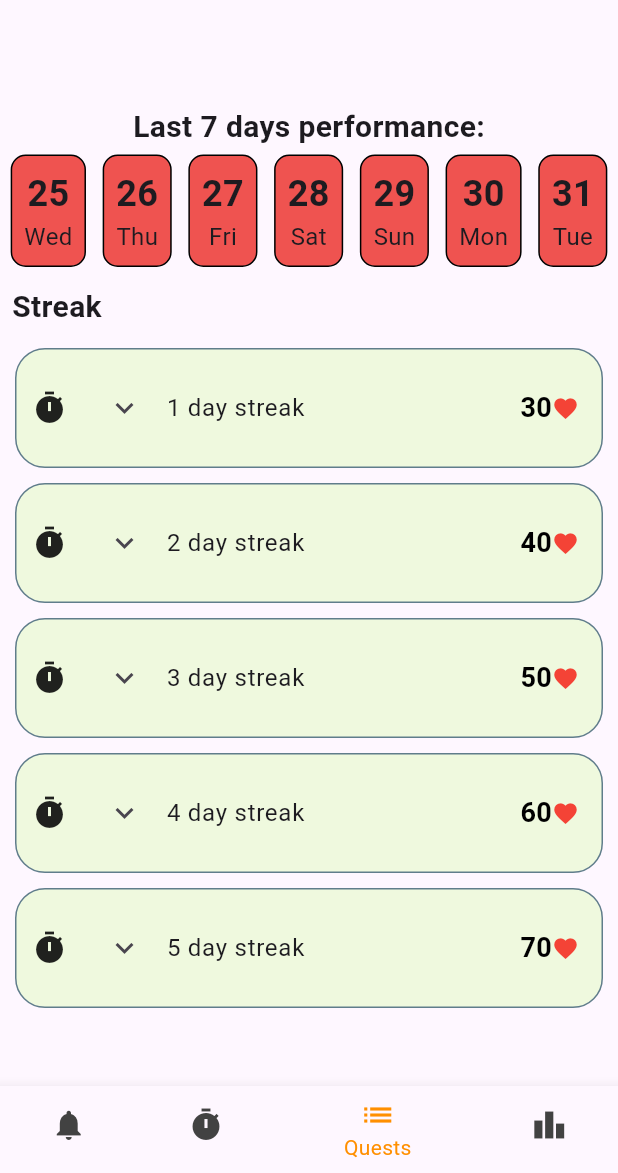
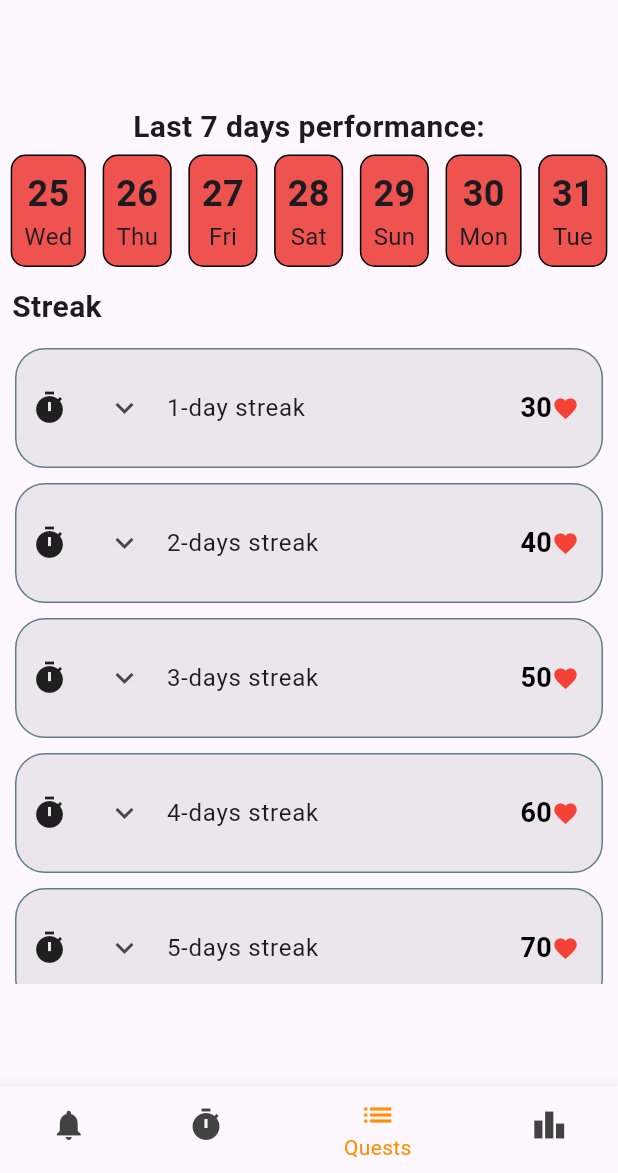
Before and after one commit to pedrotemtem/lifepulse, a Flutter app: the MyHomePage screen opened directly, swiped to page 3, on a phone screen of 412 x 824 dp, the part 63-1236 px from its top. Run offline on Flutter 3.47's test engine with Material 3 defaults, Android fonts, the phone set to English and light mode, and no system bars; our stand-ins replace awesome_notifications, circular_countdown_timer, shared_preferences; missing offline and left inert: flutter_analog_clock, shared_preferences_android; accounts and stored records are empty; statements that could not run were skipped.

Commit message:
quests 60% working

```diff
--- a/lib/homepage.dart
+++ b/lib/homepage.dart
@@ -28,8 +28,8 @@
     {'id': 6, 'name': 'Sofia', 'score': 130},
     {'id': 7, 'name': 'Miguel', 'score': 120},
     {'id': 8, 'name': 'Inês', 'score': 110},
-    {'id': 9, 'name': 'User', 'score': 100},
-    {'id': 10, 'name': 'Carla', 'score': 90},
+    {'id': 9, 'name': 'Carla', 'score': 90},
+    {'id': 10, 'name': 'User', 'score': 0},
   ];
 
   @override
@@ -42,7 +42,7 @@
   void _loadUserScore() async {
     final prefs = await SharedPreferences.getInstance();
     setState(() {
-      leaderboardData[8]['score'] = prefs.getInt('userScore') ?? 100;
+      leaderboardData[9]['score'] = prefs.getInt('userScore') ?? 0;
     });
   }
 
@@ -82,13 +82,13 @@
     TrainingSelection(pageController: pageController),
     const Quests(),
     Leaderboard(
-        currentUserId: 9,
+        currentUserId: 10,
         leaderboardData: leaderboardData,
         updateUserScore: updateUserScore
     ),
     Timer(
       onTrainingComplete: (int points) {
-        updateUserScore(9, points);
+        updateUserScore(10, points);
       },
       onWorkoutComplete: addWorkoutDate,
     ),
--- a/lib/states/quests.dart
+++ b/lib/states/quests.dart
@@ -18,6 +18,7 @@
   void initState() {
     super.initState();
     _loadWorkoutDates();
+    _loadCompletedQuests();
   }
 
   void _loadWorkoutDates() async {
@@ -27,6 +28,7 @@
       _calculateStreak();
     });
   }
+
 
   List<DateTime> _getLast7Days() {
     DateTime now = DateTime.now();
@@ -43,11 +45,13 @@
   }
 
   void _calculateStreak() {
-    List<DateTime> last7Days = _getLast7Days();
+    List<DateTime> last7Days = _getLast7Days().reversed.toList();
     int streak = 0;
     for (DateTime date in last7Days) {
       if (_workedOutOn(date)) {
         streak++;
+      } else {
+        break;
       }
     }
     print('Calculated streak: $streak');
@@ -101,7 +105,7 @@
               }).toList(),
             ),
             SizedBox(
-              height: MediaQuery.of(context).size.height - 200, // Adjust the height as needed
+              height: MediaQuery.of(context).size.height - 350,
               child: ExpansionTileExample(streakCountDays: streakCountDays),
             ),
           ],
@@ -125,11 +129,25 @@
 
 class _ExpansionTileExampleState extends State<ExpansionTileExample> {
   final List<Map<String, dynamic>> _quests = [
-    {'title': '1 day streak', 'description': 'Complete the 30-minute timer 1 day', 'icon': Icons.timer, 'group': 'Streak', 'hearts': 30, 'completed': false},
-    {'title': '2 day streak', 'description': 'Complete the 30-minute timer 2 days in a row!', 'icon': Icons.timer, 'group': 'Streak', 'hearts': 40, 'completed': false},
-    {'title': '3 day streak', 'description': 'Complete the 30-minute timer 3 days in a row!', 'icon': Icons.timer, 'group': 'Streak', 'hearts': 50, 'completed': false},
-    {'title': '4 day streak', 'description': 'Complete the 30-minute timer 4 days in a row!', 'icon': Icons.timer, 'group': 'Streak', 'hearts': 60, 'completed': false},
-    {'title': '5 day streak', 'description': 'Complete the 30-minute timer 5 days in a row!', 'icon': Icons.timer, 'group': 'Streak', 'hearts': 70, 'completed': false},
+    // Streak group - increasing streak goals
+    {'title': '1-day streak', 'description': 'Complete the 30-minute timer 1 day!', 'icon': Icons.timer, 'group': 'Streak', 'hearts': 30},
+    {'title': '2-days streak', 'description': 'Complete the 30-minute timer 2 days in a row!', 'icon': Icons.timer, 'group': 'Streak', 'hearts': 40},
+    {'title': '3-days streak', 'description': 'Complete the 30-minute timer 3 days in a row!', 'icon': Icons.timer, 'group': 'Streak', 'hearts': 50},
+    {'title': '4-days streak', 'description': 'Complete the 30-minute timer 4 days in a row!', 'icon': Icons.timer, 'group': 'Streak', 'hearts': 60},
+    {'title': '5-days streak', 'description': 'Complete the 30-minute timer 5 days in a row!', 'icon': Icons.timer, 'group': 'Streak', 'hearts': 70},
+
+    // Friends group - increasing friends goals
+    {'title': '1 Friend', 'description': 'Add your first friend to the app!', 'icon': Icons.group, 'group': 'Friends', 'hearts': 10},
+    {'title': '4 Friends', 'description': 'Add 4 friends to the app!', 'icon': Icons.group, 'group': 'Friends', 'hearts': 20},
+    {'title': '10 Friends', 'description': 'Add 10 friends to the app!', 'icon': Icons.group, 'group': 'Friends', 'hearts': 30},
+    {'title': '15 Friends', 'description': 'Add 15 friends to the app!', 'icon': Icons.group, 'group': 'Friends', 'hearts': 40},
+    {'title': '20 Friends', 'description': 'Add 20 friends to the app!', 'icon': Icons.group, 'group': 'Friends', 'hearts': 50},
+
+    // Health group - New health-related quests
+    {'title': 'Hydration Goal', 'description': 'Drink 8 glasses of water every day for a week!', 'icon': Icons.local_drink, 'group': 'Health', 'hearts': 20},
+    {'title': 'Outdoor Exercise', 'description': 'Exercise outdoors for at least 30 minutes every day for a week.', 'icon': Icons.directions_run, 'group': 'Health', 'hearts': 25},
+    {'title': 'Mindfulness Meditation', 'description': 'Practice mindfulness meditation for 15 minutes every day for a week.', 'icon': Icons.spa, 'group': 'Health', 'hearts': 30},
+    {'title': 'Sleep Goal', 'description': 'Sleep at least 7 hours every night for a week.', 'icon': Icons.bedtime, 'group': 'Health', 'hearts': 35},
   ];
 
   final Map<String, Color> _groupColors = {
@@ -138,26 +156,98 @@
     'Health': Colors.orange,
   };
 
+  int friendsCount = 9;
+
   @override
   void initState() {
     super.initState();
-    _loadQuestCompletion();
+    _validateQuests();
   }
 
-  void _loadQuestCompletion() async {
-    final prefs = await SharedPreferences.getInstance();
+  void _validateQuests() {
+    for (var quest in _quests) {
+      assert(quest['title'] != null, 'Quest is missing title');
+      assert(quest['group'] != null, 'Quest is missing group');
+      assert(quest['hearts'] is int, 'Quest hearts should be an integer');
+      quest['completed'] ??= false; // Ensure the completed key exists
+    }
+  }
+
+  bool _isQuestAutomaticallyCompleted(Map<String, dynamic> quest) {
+    try {
+      if (quest['group'] == 'Streak') {
+        int streakDays = int.parse(quest['title']!.split('-')[0].split(' ')[0]);
+        return widget.streakCountDays >= streakDays;
+      } else if (quest['group'] == 'Friends') {
+        int friendsRequired = int.parse(quest['title']!.split(' ')[0]);
+        return friendsCount >= friendsRequired;
+      }
+    } catch (e) {
+      debugPrint('Error in _isQuestAutomaticallyCompleted: $e');
+    }
+    return false;
+  }
+
+  void _markAsDone(Map<String, dynamic> quest) {
     setState(() {
-      for (var quest in _quests) {
-        quest['completed'] = prefs.getBool(quest['title']) ?? false;
-        if (quest['group'] == 'Streak') {
-          int streakDays = int.parse(quest['title']!.split(' ')[0]);
-          if (widget.streakCountDays >= streakDays) {
-            quest['completed'] = true;
-            prefs.setBool(quest['title'], true);
-          }
-        }
-      }
+      quest['completed'] = true;
     });
+  }
+
+  void _undoMarkAsDone(Map<String, dynamic> quest) {
+    setState(() {
+      quest['completed'] = false;
+    });
+  }
+
+  void _handleDoneButton(BuildContext context, Map<String, dynamic> quest) {
+    if (_isQuestAutomaticallyCompleted(quest)) {
+      // Show a dialog informing the user
+      showDialog(
+        context: context,
+        builder: (context) => AlertDialog(
+          title: const Text("Quest Automatically Tracked"),
+          content: const Text("This quest is automatically tracked and cannot be marked manually."),
+          actions: [
+            TextButton(
+              onPressed: () => Navigator.of(context).pop(),
+              child: const Text("OK"),
+            ),
+          ],
+        ),
+      );
+    } else {
+      // Show confirmation dialog before marking as completed
+      showDialog(
+        context: context,
+        builder: (context) => AlertDialog(
+          title: const Text("Confirm Completion"),
+          content: const Text("Are you sure you want to mark this quest as completed?"),
+          actions: [
+            TextButton(
+              onPressed: () => Navigator.of(context).pop(),
+              child: const Text("No"),
+            ),
+            Container(
+              decoration: BoxDecoration(
+                border: Border.all(color: Colors.blue),
+                borderRadius: BorderRadius.circular(8),
+              ),
+              child: TextButton(
+                onPressed: () {
+                  Navigator.of(context).pop();
+                  _markAsDone(quest);
+                },
+                child: const Text(
+                  "Yes",
+                  style: TextStyle(fontWeight: FontWeight.bold, fontSize: 18),
+                ),
+              ),
+            ),
+          ],
+        ),
+      );
+    }
   }
 
   @override
@@ -194,7 +284,7 @@
   }
 
   Widget _buildQuestTile(Map<String, dynamic> quest, Color color) {
-    bool isAutomaticallyCompleted = quest['completed'];
+    bool isAutomaticallyCompleted = _isQuestAutomaticallyCompleted(quest);
     bool isManuallyCompleted = quest['completed'] ?? false;
 
     return Container(
@@ -202,8 +292,8 @@
       padding: const EdgeInsets.symmetric(vertical: 10, horizontal: 10),
       decoration: BoxDecoration(
         color: (isAutomaticallyCompleted || isManuallyCompleted)
-            ? Colors.grey.withOpacity(0.4)
-            : color.withOpacity(0.2),
+            ? color.withOpacity(0.4)
+            : Colors.grey.withOpacity(0.2),
         border: Border.all(color: Colors.blueGrey),
         borderRadius: const BorderRadius.all(Radius.circular(20)),
       ),
@@ -260,62 +350,4 @@
       ),
     );
   }
-
-  void _handleDoneButton(BuildContext context, Map<String, dynamic> quest) {
-    if (quest['completed']) {
-      // Show a dialog informing the user
-      showDialog(
-        context: context,
-        builder: (context) => AlertDialog(
-          title: const Text("Quest Automatically Tracked"),
-          content: const Text("This quest is automatically tracked and cannot be marked manually."),
-          actions: [
-            TextButton(
-              onPressed: () => Navigator.of(context).pop(),
-              child: const Text("OK"),
-            ),
-          ],
-        ),
-      );
-    } else {
-      // Show confirmation dialog before marking as completed
-      showDialog(
-        context: context,
-        builder: (context) => AlertDialog(
-          title: const Text("Confirm Completion"),
-          content: const Text("Are you sure you want to mark this quest as completed?"),
-          actions: [
-            TextButton(
-              onPressed: () => Navigator.of(context).pop(),
-              child: const Text("No"),
-            ),
-            Container(
-              decoration: BoxDecoration(
-                border: Border.all(color: Colors.blue),
-                borderRadius: BorderRadius.circular(8),
-              ),
-              child: TextButton(
-                onPressed: () {
-                  Navigator.of(context).pop();
-                  _markAsDone(quest);
-                },
-                child: const Text(
-                  "Yes",
-                  style: TextStyle(fontWeight: FontWeight.bold, fontSize: 18),
-                ),
-              ),
-            ),
-          ],
-        ),
-      );
-    }
-  }
-
-  void _markAsDone(Map<String, dynamic> quest) async {
-    final prefs = await SharedPreferences.getInstance();
-    setState(() {
-      quest['completed'] = true;
-      prefs.setBool(quest['title'], true);
-    });
-  }
 }
```
